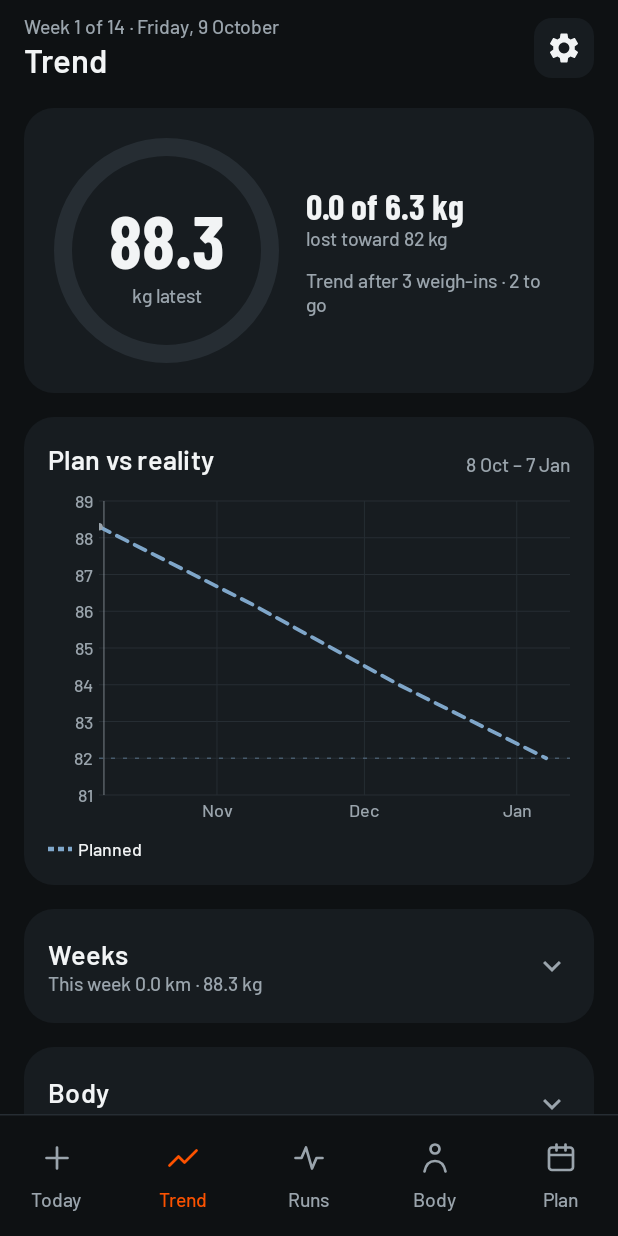
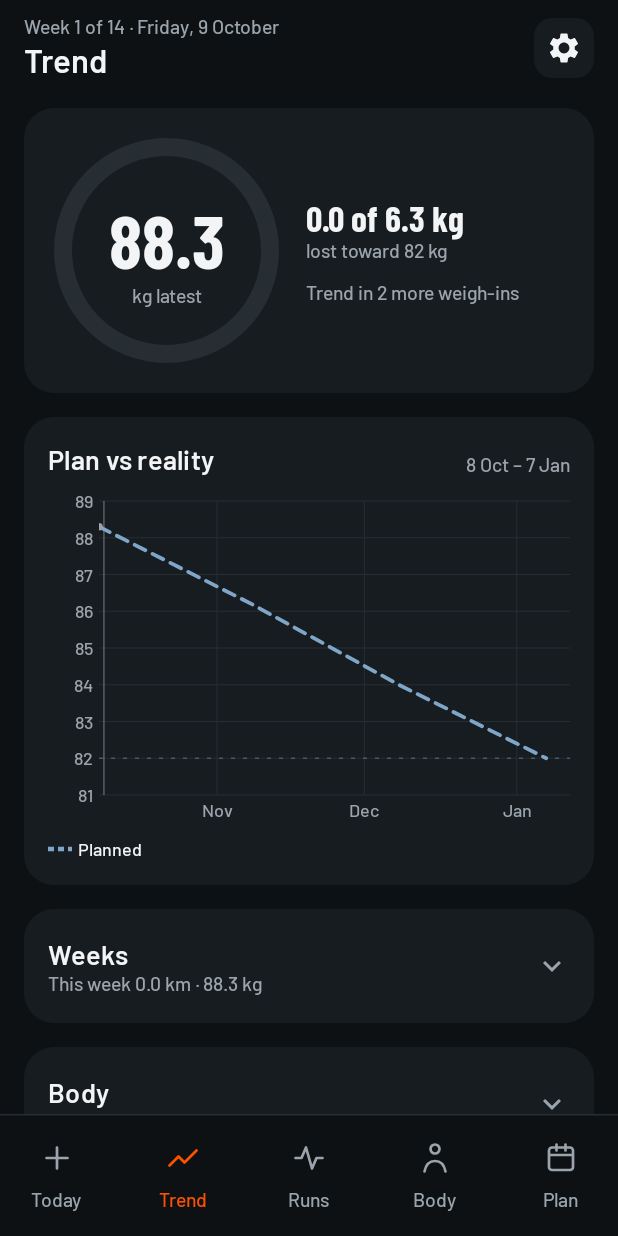
Before and after one commit to midhun221B/Wt-tracker, an Android app built with Jetpack Compose: the screen it shows after launch (MainActivity), item 2 of the bottom bar chosen, on a phone screen of 412 x 824 dp. Run offline under Robolectric (Android 15) with nearby library versions, the phone set to English and light mode, and no system bars; our stand-ins replace Room's generated code; 2 statements that could not run were skipped.

Commit message:
Trend hint: "Trend in N more weigh-ins" (fits on one line)
Co-Authored-By: Claude Opus 5.5 <noreply@anthropic.com>
Claude-Session: https://claude.ai/code/session_01NhF2XaJMtCFQsU6AoPcjWX

```diff
--- a/app/src/main/java/wt/app/ui/DashboardScreen.kt
+++ b/app/src/main/java/wt/app/ui/DashboardScreen.kt
@@ -113,8 +113,9 @@ private fun ProgressCard(d: Dashboard) {
                     )
                 } else {
                     // The trend needs 3 weigh-ins; weekly that's a couple of weeks.
+                    val toGo = (3 - d.weights.size).coerceAtLeast(1)
                     Text(
-                        "Trend after 3 weigh-ins · ${(3 - d.weights.size).coerceAtLeast(1)} to go",
+                        "Trend in $toGo more ${if (toGo == 1) "weigh-in" else "weigh-ins"}",
                         style = MaterialTheme.typography.labelMedium,
                         color = Palette.Muted,
                     )
```
Also changed, not shown: 1 other file.
